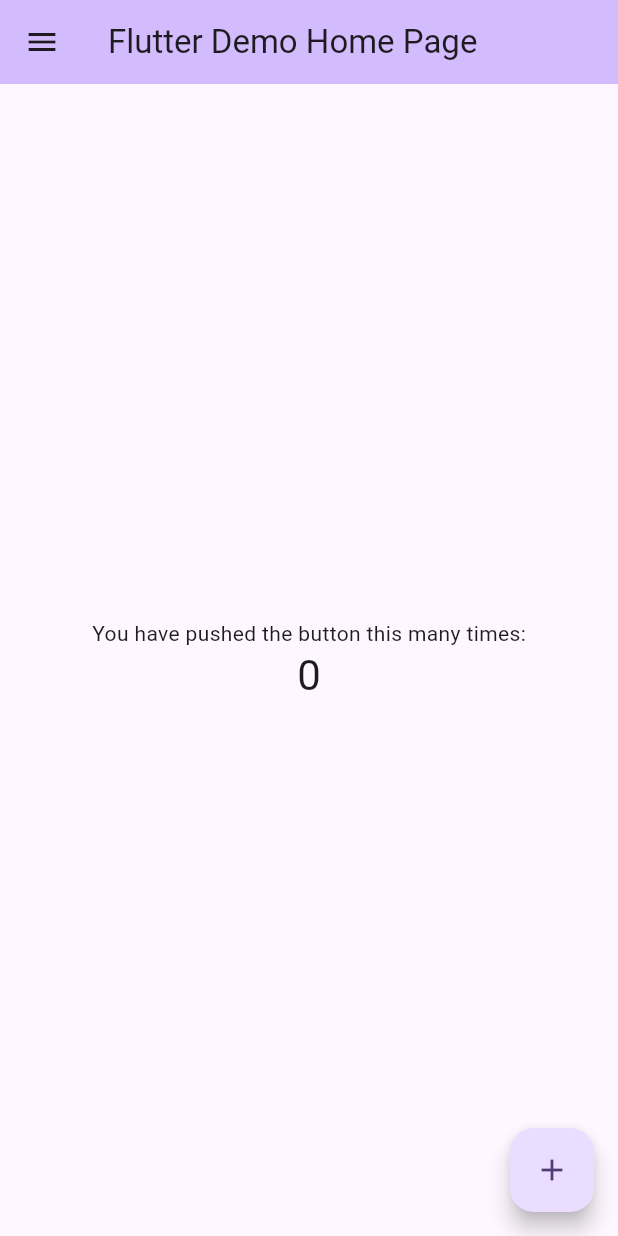
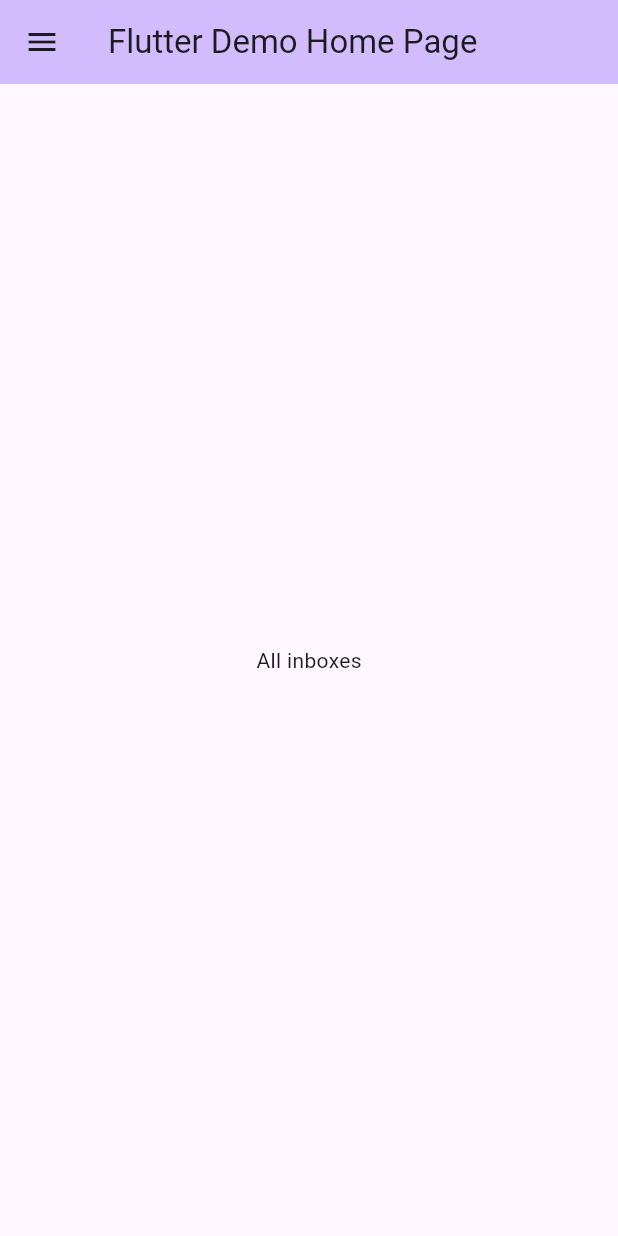
Before and after one commit to ragavancse/flutter_drawer_navigation, a Flutter app: the screen it shows after launch, on a phone screen of 412 x 824 dp. Run offline on Flutter 3.47's test engine with Material 3 defaults, Android fonts, the phone set to English and light mode, and no system bars.

```diff
--- a/lib/main.dart
+++ b/lib/main.dart
@@ -1,4 +1,4 @@
-import 'package:demo/view/slider.dart';
+import 'package:demo/view/sidebar.dart';
 import 'package:flutter/material.dart';
 
 void main() {
@@ -32,41 +32,73 @@ class MyHomePage extends StatefulWidget {
 }
 
 class _MyHomePageState extends State<MyHomePage> {
-  int _counter = 0;
+  String _selectedItem = 'All inboxes'; // Default selected item
 
   void _incrementCounter() {
-    setState(() {
-      _counter++;
-    });
+    setState(() {});
   }
 
   @override
   Widget build(BuildContext context) {
     return Scaffold(
-      appBar: AppBar(
-        backgroundColor: Theme.of(context).colorScheme.inversePrimary,
-        title: Text(widget.title),
-      ),
-      drawer: SideBar(),
-      body: Center(
-        child: Column(
-          mainAxisAlignment: MainAxisAlignment.center,
-          children: <Widget>[
-            const Text(
-              'You have pushed the button this many times:',
-            ),
-            Text(
-              '$_counter',
-              style: Theme.of(context).textTheme.headlineMedium,
-            ),
-          ],
+        appBar: AppBar(
+          backgroundColor: Theme.of(context).colorScheme.inversePrimary,
+          title: Text(widget.title),
         ),
-      ),
-      floatingActionButton: FloatingActionButton(
-        onPressed: _incrementCounter,
-        tooltip: 'Increment',
-        child: const Icon(Icons.add),
-      ),
-    );
+        drawer: SideBar(onItemSelected: _onItemSelected),
+        body: _buildBody());
+  }
+
+  void _onItemSelected(String item) {
+    // Update the selected item
+    setState(() {
+      _selectedItem = item;
+    });
+    // Close the drawer
+    Navigator.pop(context);
+  }
+
+  Widget _buildBody() {
+    switch (_selectedItem) {
+      case 'All inboxes':
+        return Center(child: Text('All inboxes'));
+      case 'Primery':
+        return Center(child: Text('Primery'));
+      case 'Promotion':
+        return Center(child: Text('Promotion'));
+      case 'Social':
+        return Center(child: Text('Social'));
+      case 'Starred':
+        return Center(child: Text('Starred'));
+      case 'Snoozed':
+        return Center(child: Text('Snoozed'));
+      case 'Important':
+        return Center(child: Text('Important'));
+      case 'Send':
+        return Center(child: Text('Send'));
+      case 'Scheduled':
+        return Center(child: Text('Scheduled'));
+      case 'Outbox':
+        return Center(child: Text('Outbox'));
+      case 'Drafts':
+        return Center(child: Text('Drafts'));
+      case 'All mail':
+        return Center(child: Text('All mail'));
+      case 'Spam':
+        return Center(child: Text('Spam'));
+      case 'Trash':
+        return Center(child: Text('Trash'));
+      case 'Calendar':
+        return Center(child: Text('Calendar'));
+      case 'Contacts':
+        return Center(child: Text('Contacts'));
+      case 'Settings':
+        return Center(child: Text('Settings'));
+      case 'Help & feedback':
+        return Center(child: Text('Help & feedback'));
+
+      default:
+        return Center(child: Text('No content'));
+    }
   }
 }
```
Also changed, not shown: lib/view/sidebar.dart (+30 -78 lines).
